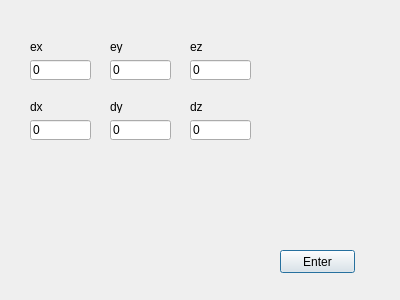
First picture: the form in forms/viewpositiondialog.ui, repository BenjaminDeguerre/cubeRotation, before the edit.
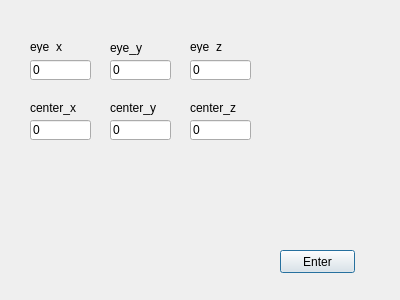
Second picture: the form after the edit.

What changed in the file:
```diff
--- a/forms/viewpositiondialog.ui
+++ b/forms/viewpositiondialog.ui
@@ -110,11 +110,11 @@
      <x>110</x>
      <y>40</y>
      <width>47</width>
-     <height>13</height>
+     <height>16</height>
     </rect>
    </property>
    <property name="text">
-    <string>ey</string>
+    <string>eye_y</string>
    </property>
   </widget>
   <widget class="QLabel" name="label_2">
@@ -127,7 +127,7 @@
     </rect>
    </property>
    <property name="text">
-    <string>ez</string>
+    <string>eye_z</string>
    </property>
   </widget>
   <widget class="QLabel" name="label_3">
@@ -140,7 +140,7 @@
     </rect>
    </property>
    <property name="text">
-    <string>ex</string>
+    <string>eye_x</string>
    </property>
   </widget>
   <widget class="QLabel" name="label_4">
@@ -148,12 +148,12 @@
     <rect>
      <x>30</x>
      <y>100</y>
-     <width>47</width>
-     <height>13</height>
+     <width>61</width>
+     <height>16</height>
     </rect>
    </property>
    <property name="text">
-    <string>dx</string>
+    <string>center_x</string>
    </property>
   </widget>
   <widget class="QLabel" name="label_5">
@@ -161,12 +161,12 @@
     <rect>
      <x>190</x>
      <y>100</y>
-     <width>47</width>
-     <height>13</height>
+     <width>61</width>
+     <height>16</height>
     </rect>
    </property>
    <property name="text">
-    <string>dz</string>
+    <string>center_z</string>
    </property>
   </widget>
   <widget class="QLabel" name="label_6">
@@ -174,12 +174,12 @@
     <rect>
      <x>110</x>
      <y>100</y>
-     <width>47</width>
-     <height>13</height>
+     <width>61</width>
+     <height>16</height>
     </rect>
    </property>
    <property name="text">
-    <string>dy</string>
+    <string>center_y</string>
    </property>
   </widget>
  </widget>
```
